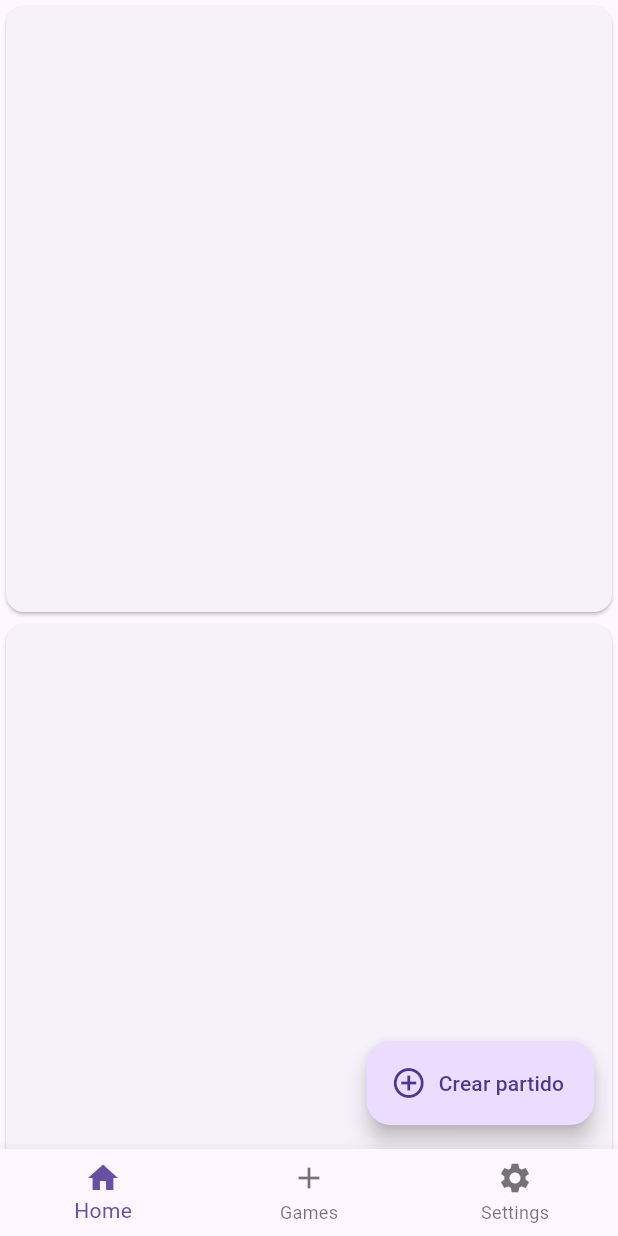
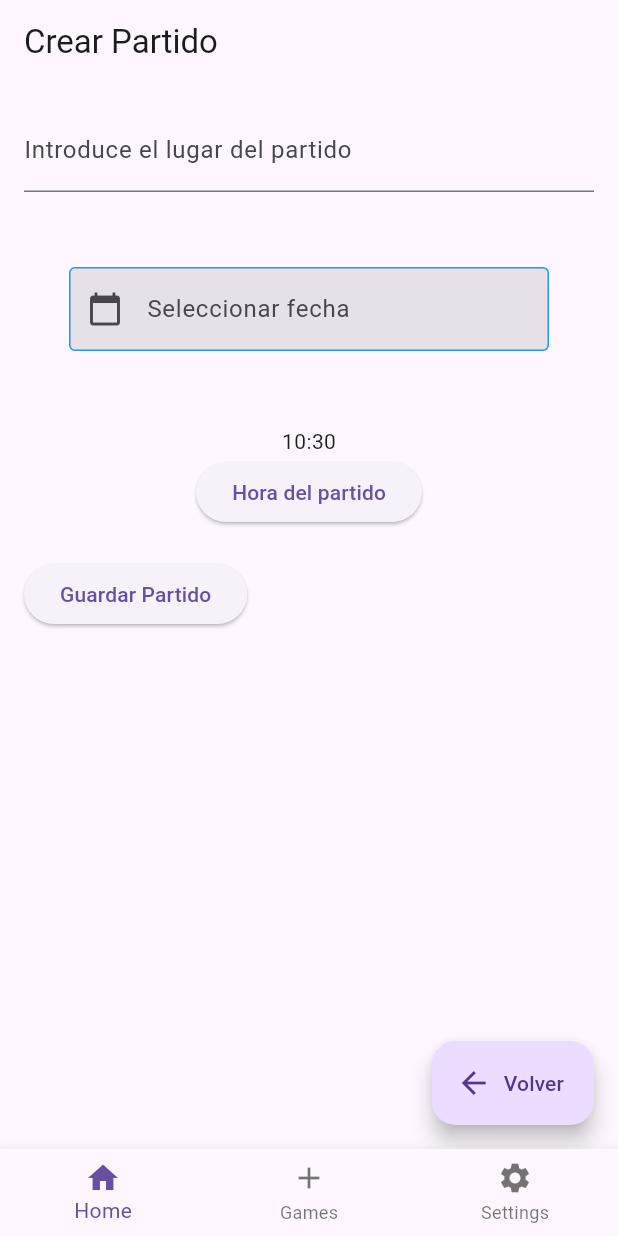
Before and after one commit to saulmantecon/aplicacionpadel, a Flutter app: the screen it shows after launch, after a tap on "Crear partido", on a phone screen of 412 x 824 dp. Run offline on Flutter 3.47's test engine with Material 3 defaults, Android fonts, the phone set to English and light mode, and no system bars; our stand-ins replace image_picker, searchfield, sqflite_common_ffi; accounts and stored records are empty.

Commit message:
interfaz crearPartido. Tengo que revisar y mejorar los datos de la fecha (aparece algo raro en el print), lo mismo con la hora. Mejorar código y hacerlo más simple

```diff
--- a/lib/CRUDPartidoView/CrearPartido.dart
+++ b/lib/CRUDPartidoView/CrearPartido.dart
@@ -1,30 +1,77 @@
+import 'package:aplicacionpadel/util/TimePicker.dart';
+import 'package:flutter/material.dart';
 import 'package:aplicacionpadel/util/datepicker.dart';
-import 'package:flutter/material.dart';
 
-class Crearpartido extends StatefulWidget {
-  const Crearpartido({super.key});
+class CrearPartido extends StatefulWidget {
+  const CrearPartido({super.key, onCancel});
 
   @override
-  State<Crearpartido> createState() => _CrearpartidoState();
+  State<CrearPartido> createState() => _CrearPartidoState();
 }
 
-class _CrearpartidoState extends State<Crearpartido> {
+class _CrearPartidoState extends State<CrearPartido> {
   final _formKey = GlobalKey<FormState>();
+  String? _lugarDelPartido;
+  DateTime? _fechaSeleccionada; // Variable para almacenar la fecha seleccionada
+  TimeOfDay? _horaSeleccionada; // Variable para la hora seleccionada
 
   @override
   Widget build(BuildContext context) {
-    return Form(
+    return Padding(
+      padding: const EdgeInsets.all(16.0),
+      child: Form(
         key: _formKey,
         child: Column(
+          crossAxisAlignment: CrossAxisAlignment.start,
           children: [
             TextFormField(
               decoration: const InputDecoration(
-
-                  labelText: "Introduce el lugar del partido",
-                  hintText: "lugar"),
+                labelText: "Introduce el lugar del partido",
+                hintText: "Ejemplo: Pista central",
+              ),
+              validator: (value) {
+                if (value == null || value.isEmpty) {
+                  return "Por favor, introduce el lugar del partido";
+                }
+                return null;
+              },
+              onSaved: (value) {
+                _lugarDelPartido = value;
+              },
             ),
-            DatePicker()
+            const SizedBox(height: 20),
+            Datepicker(
+              onDateSelected: (fecha) {
+                setState(() {
+                  _fechaSeleccionada = fecha; // Actualizar la fecha seleccionada
+                });
+              },
+            ),
+            const SizedBox(height: 20),
+            Timepicker(onTimeSelected: (value){
+              setState(() {
+                _horaSeleccionada = value;
+              });
+            },),
+            const SizedBox(height: 20),
+            ElevatedButton(
+              onPressed: () {
+                if (_formKey.currentState?.validate() ?? false) {
+                  _formKey.currentState?.save();
+                  // Aquí puedes gestionar los datos introducidos
+                  print("Lugar del partido: $_lugarDelPartido");
+                  print("Fecha del partido: $_fechaSeleccionada");
+                  print("Hora del partido: $_horaSeleccionada");
+                  ScaffoldMessenger.of(context).showSnackBar(
+                    const SnackBar(content: Text("Partido creado exitosamente")),
+                  );
+                }
+              },
+              child: const Text("Guardar Partido"),
+            ),
           ],
-        ));
+        ),
+      ),
+    );
   }
 }
--- a/lib/model/Home.dart
+++ b/lib/model/Home.dart
@@ -1,23 +1,45 @@
 import 'package:flutter/material.dart';
+import 'package:aplicacionpadel/util/datepicker.dart';
 
-class Home extends StatelessWidget {
+import '../CRUDPartidoView/CrearPartido.dart';
+
+class Home extends StatefulWidget {
   const Home({super.key});
+
+  @override
+  State<Home> createState() => _HomeState();
+}
+
+class _HomeState extends State<Home> {
+  bool _isCreatingPartido = false; // Variable para controlar qué contenido mostrar
+
+  void _toggleCrearPartido() {
+    setState(() {
+      _isCreatingPartido = !_isCreatingPartido;
+    });
+  }
 
   @override
   Widget build(BuildContext context) {
     return Scaffold(
-        floatingActionButton: FloatingActionButton.extended(
-          onPressed: () {},
-          label: const Text("Crear partido"),
-          icon: const Icon(Icons.add_circle_outline),
-        ),
-        body: GridView.builder(
-          gridDelegate:
-              SliverGridDelegateWithFixedCrossAxisCount(crossAxisCount: 1),
-          itemBuilder: (BuildContext context, int index) {
-            return Card(
-            );
-          },
-        ));
+      appBar: AppBar(
+        title: Text(_isCreatingPartido ? "Crear Partido" : "Inicio"),
+      ),
+      floatingActionButton: FloatingActionButton.extended(
+        onPressed: _toggleCrearPartido, // Cambia el estado al presionar
+        label: Text(_isCreatingPartido ? "Volver" : "Crear partido"),
+        icon: Icon(
+            _isCreatingPartido ? Icons.arrow_back : Icons.add_circle_outline),
+      ),
+      body: _isCreatingPartido
+          ? CrearPartido(
+              onCancel:
+                  _toggleCrearPartido, // Permitir regresar al contenido principal
+            )
+          : const Center(
+              child: Text(
+                  "Pantalla principal"), // Aquí va el contenido principal de Home
+            ),
+    );
   }
 }
--- /dev/null
+++ b/lib/util/TimePicker.dart
@@ -0,0 +1,40 @@
+import 'package:flutter/material.dart';
+
+class Timepicker extends StatefulWidget {
+  final ValueChanged<TimeOfDay> onTimeSelected;
+
+  const Timepicker({super.key, required this.onTimeSelected});
+
+  @override
+  State<Timepicker> createState() => _TimepickerState();
+}
+
+class _TimepickerState extends State<Timepicker> {
+  TimeOfDay selectedTime = TimeOfDay.now();
+
+  @override
+  Widget build(BuildContext context) {
+    return Center(
+      child: Column(
+        mainAxisAlignment: MainAxisAlignment.center,
+        children: <Widget>[
+          Text("${selectedTime.hour}:${selectedTime.minute}"),
+          ElevatedButton(
+              onPressed: () async {
+                final TimeOfDay? time = await showTimePicker(
+                    context: context,
+                    initialTime: selectedTime,
+                    initialEntryMode: TimePickerEntryMode.dial);
+                if (time != null) {
+                  setState(() {
+                    selectedTime = time;
+                  });
+                  widget.onTimeSelected(time); // Enviar la hora seleccionada al padre
+                }
+              },
+              child: const Text("Hora del partido"))
+        ],
+      ),
+    );
+  }
+}
--- a/lib/util/datepicker.dart
+++ b/lib/util/datepicker.dart
@@ -1,82 +1,48 @@
 import 'package:flutter/material.dart';
 
-class DatePicker extends StatefulWidget {
-  const DatePicker({super.key, this.restorationId});
+class Datepicker extends StatefulWidget {
+  final ValueChanged<DateTime?> onDateSelected; // Callback para devolver la fecha seleccionada
 
-  final String? restorationId;
+  const Datepicker({super.key, required this.onDateSelected});
 
   @override
-  State<DatePicker> createState() => _DatePickerState();
+  State<Datepicker> createState() => _DatepickerState();
 }
 
-/// RestorationProperty objects can be used because of RestorationMixin.
-class _DatePickerState extends State<DatePicker>
-    with RestorationMixin {
-  // In this example, the restoration ID for the mixin is passed in through
-  // the [StatefulWidget]'s constructor.
-  @override
-  String? get restorationId => widget.restorationId;
+class _DatepickerState extends State<Datepicker> {
+  final TextEditingController _dateController = TextEditingController();
 
-  final RestorableDateTime _selectedDate =
-      RestorableDateTime(DateTime.now());
-  late final RestorableRouteFuture<DateTime?> _restorableDatePickerRouteFuture =
-      RestorableRouteFuture<DateTime?>(
-    onComplete: _selectDate,
-    onPresent: (NavigatorState navigator, Object? arguments) {
-      return navigator.restorablePush(
-        _datePickerRoute,
-        arguments: _selectedDate.value.millisecondsSinceEpoch,
-      );
-    },
-  );
-
-  @pragma('vm:entry-point')
-  static Route<DateTime> _datePickerRoute(
-    BuildContext context,
-    Object? arguments,
-  ) {
-    return DialogRoute<DateTime>(
+  Future<void> selectDate() async {
+    DateTime? _picked = await showDatePicker(
       context: context,
-      builder: (BuildContext context) {
-        return DatePickerDialog(
-          restorationId: 'date_picker_dialog',
-          initialEntryMode: DatePickerEntryMode.calendarOnly,
-          initialDate: DateTime.fromMillisecondsSinceEpoch(arguments! as int),
-          firstDate: DateTime.now(),
-          lastDate: DateTime.now().add(const Duration(days: 365)), // 1 año en el futuro
-        );
-      },
+      initialDate: DateTime.now(),
+      firstDate: DateTime.now(),
+      lastDate: DateTime.now().add(const Duration(days: 365 * 2)),
     );
-  }
-
-  @override
-  void restoreState(RestorationBucket? oldBucket, bool initialRestore) {
-    registerForRestoration(_selectedDate, 'selected_date');
-    registerForRestoration(
-        _restorableDatePickerRouteFuture, 'date_picker_route_future');
-  }
-
-  void _selectDate(DateTime? newSelectedDate) {
-    if (newSelectedDate != null) {
+    if (_picked != null) {
       setState(() {
-        _selectedDate.value = newSelectedDate;
-        ScaffoldMessenger.of(context).showSnackBar(SnackBar(
-          content: Text(
-              'Selected: ${_selectedDate.value.day}/${_selectedDate.value.month}/${_selectedDate.value.year}'),
-        ));
+        _dateController.text = _picked.toString().split(" ")[0];
       });
+      widget.onDateSelected(_picked); // Llamar al callback con la fecha seleccionada
     }
   }
 
   @override
   Widget build(BuildContext context) {
-    return Center(
-        child: OutlinedButton(
-          onPressed: () {
-            _restorableDatePickerRouteFuture.present();
-          },
-          child: const Text('Open Date Picker'),
+    return Padding(
+      padding: const EdgeInsets.all(30),
+      child: TextField(
+        controller: _dateController,
+        decoration: const InputDecoration(
+          labelText: "Seleccionar fecha",
+          filled: true,
+          prefixIcon: Icon(Icons.calendar_today),
+          enabledBorder:
+          OutlineInputBorder(borderSide: BorderSide(color: Colors.blue)),
         ),
-      );
+        readOnly: true,
+        onTap: () => selectDate(),
+      ),
+    );
   }
 }
```
